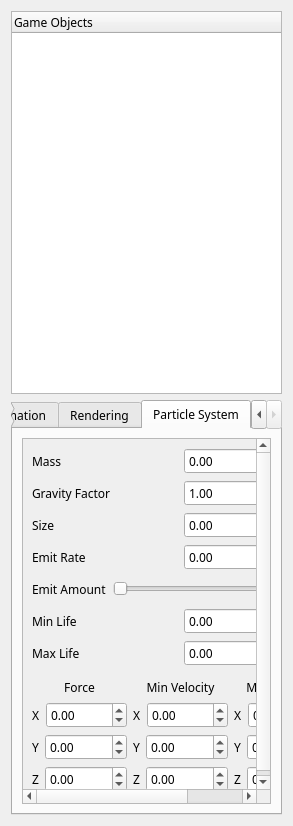
This is Source/UI/HierarchyWidget.ui in kevinmore/Project-Nebula as Qt 5 draws it before an edit. The edited form follows.
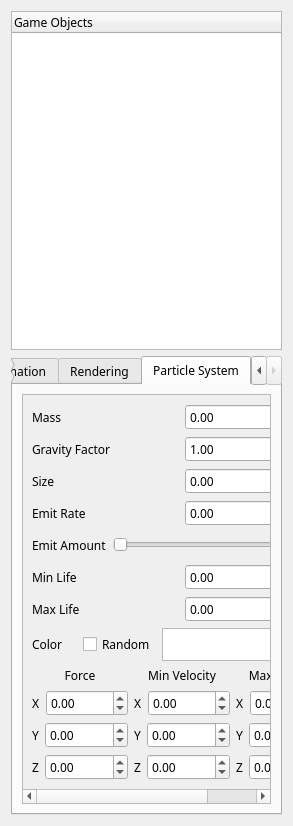
This is the edited form.

Commit message: Added Color Control and Gravity Factor

```diff
--- a/Source/UI/HierarchyWidget.ui
+++ b/Source/UI/HierarchyWidget.ui
@@ -488,9 +488,9 @@
           <property name="geometry">
            <rect>
             <x>0</x>
-            <y>-21</y>
-            <width>245</width>
-            <height>361</height>
+            <y>0</y>
+            <width>249</width>
+            <height>402</height>
            </rect>
           </property>
           <layout class="QVBoxLayout" name="verticalLayout_13">
@@ -704,21 +704,64 @@
                  </item>
                 </layout>
                </item>
+               <item>
+                <layout class="QHBoxLayout" name="horizontalLayout_31">
+                 <item>
+                  <widget class="QLabel" name="label_34">
+                   <property name="sizePolicy">
+                    <sizepolicy hsizetype="Preferred" vsizetype="Preferred">
+                     <horstretch>0</horstretch>
+                     <verstretch>0</verstretch>
+                    </sizepolicy>
+                   </property>
+                   <property name="text">
+                    <string>Color</string>
+                   </property>
+                   <property name="alignment">
+                    <set>Qt::AlignLeading|Qt::AlignLeft|Qt::AlignVCenter</set>
+                   </property>
+                  </widget>
+                 </item>
+                 <item>
+                  <spacer name="horizontalSpacer">
+                   <property name="orientation">
+                    <enum>Qt::Horizontal</enum>
+                   </property>
+                   <property name="sizeHint" stdset="0">
+                    <size>
+                     <width>100</width>
+                     <height>20</height>
+                    </size>
+                   </property>
+                  </spacer>
+                 </item>
+                 <item>
+                  <widget class="QCheckBox" name="checkBox_RandomColor">
+                   <property name="text">
+                    <string>Random</string>
+                   </property>
+                  </widget>
+                 </item>
+                 <item>
+                  <widget class="QGraphicsView" name="graphicsView_ColorPicker">
+                   <property name="sizePolicy">
+                    <sizepolicy hsizetype="Expanding" vsizetype="Fixed">
+                     <horstretch>0</horstretch>
+                     <verstretch>0</verstretch>
+                    </sizepolicy>
+                   </property>
+                   <property name="minimumSize">
+                    <size>
+                     <width>20</width>
+                     <height>20</height>
+                    </size>
+                   </property>
+                  </widget>
+                 </item>
+                </layout>
+               </item>
               </layout>
              </item>
-             <item>
-              <spacer name="verticalSpacer_2">
-               <property name="orientation">
-                <enum>Qt::Vertical</enum>
-               </property>
-               <property name="sizeHint" stdset="0">
-                <size>
-                 <width>20</width>
-                 <height>40</height>
-                </size>
-               </property>
-              </spacer>
-             </item>
              <item>
               <layout class="QHBoxLayout" name="horizontalLayout_19">
                <item>
```
Left out of the diff: 16 changed lines with no effect on the pictures. The commit also changes 11 other files.
